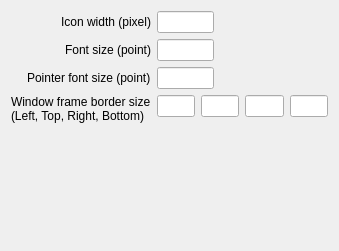
The window that src/thewall/guisettingdialog.ui (sungwonnam/SAGENext) describes before a commit, drawn with Qt 5.
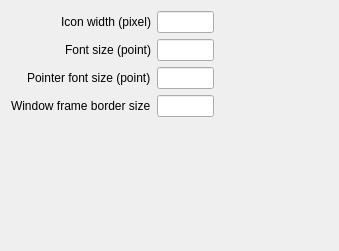
The same window after the commit.

What changed in the file:
```diff
--- a/src/thewall/guisettingdialog.ui
+++ b/src/thewall/guisettingdialog.ui
@@ -107,24 +107,27 @@
    <item row="3" column="0">
     <widget class="QLabel" name="label_2">
      <property name="text">
-      <string>Window frame border size
-(Left, Top, Right, Bottom)</string>
+      <string>Window frame border size</string>
      </property>
     </widget>
    </item>
    <item row="3" column="1">
-    <layout class="QHBoxLayout" name="horizontalLayout_2">
+    <layout class="QHBoxLayout" name="horizontalLayout_2" stretch="1,2">
      <item>
       <widget class="QLineEdit" name="frameBorderLeftLineEdit"/>
      </item>
      <item>
-      <widget class="QLineEdit" name="frameBorderTopLineEdit"/>
-     </item>
-     <item>
-      <widget class="QLineEdit" name="frameBorderRightLineEdit"/>
-     </item>
-     <item>
-      <widget class="QLineEdit" name="frameBorderBottomLineEdit"/>
+      <spacer name="horizontalSpacer_4">
+       <property name="orientation">
+        <enum>Qt::Horizontal</enum>
+       </property>
+       <property name="sizeHint" stdset="0">
+        <size>
+         <width>40</width>
+         <height>20</height>
+        </size>
+       </property>
+      </spacer>
      </item>
     </layout>
    </item>
```
Left out of the diff: 2 changed lines with no effect on the pictures.
